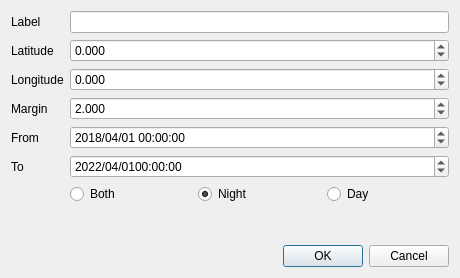
Before: the Qt Designer form areadialog.ui in busoc/crosspath-gui, drawn with Qt 5.
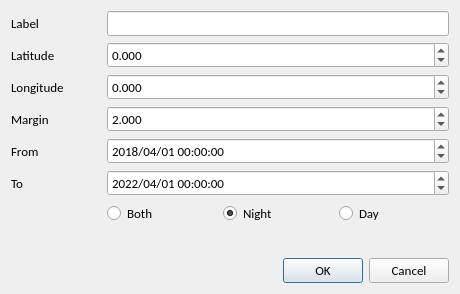
After: the same form once the commit is applied.

Commit message: update UI + set font to app

The edit to the form file:
```diff
--- a/areadialog.ui
+++ b/areadialog.ui
@@ -7,7 +7,7 @@
     <x>0</x>
     <y>0</y>
     <width>460</width>
-    <height>278</height>
+    <height>294</height>
    </rect>
   </property>
   <property name="sizePolicy">
@@ -24,8 +24,8 @@
   </property>
   <property name="font">
    <font>
-    <family>Liberation Sans</family>
-    <pointsize>9</pointsize>
+    <family>Calibri</family>
+    <pointsize>10</pointsize>
    </font>
   </property>
   <property name="windowTitle">
@@ -41,10 +41,16 @@
       <layout class="QFormLayout" name="formLayout">
        <item row="0" column="0">
         <widget class="QLabel" name="label_7">
+         <property name="minimumSize">
+          <size>
+           <width>90</width>
+           <height>0</height>
+          </size>
+         </property>
          <property name="font">
           <font>
-           <family>Liberation Sans</family>
-           <pointsize>9</pointsize>
+           <family>Calibri</family>
+           <pointsize>10</pointsize>
           </font>
          </property>
          <property name="text">
@@ -56,18 +62,24 @@
         <widget class="QLineEdit" name="area">
          <property name="font">
           <font>
-           <family>Liberation Sans</family>
-           <pointsize>9</pointsize>
+           <family>Calibri</family>
+           <pointsize>10</pointsize>
           </font>
          </property>
         </widget>
        </item>
        <item row="1" column="0">
         <widget class="QLabel" name="label_6">
+         <property name="minimumSize">
+          <size>
+           <width>90</width>
+           <height>0</height>
+          </size>
+         </property>
          <property name="font">
           <font>
-           <family>Liberation Sans</family>
-           <pointsize>9</pointsize>
+           <family>Calibri</family>
+           <pointsize>10</pointsize>
           </font>
          </property>
          <property name="text">
@@ -79,8 +91,8 @@
         <widget class="QDoubleSpinBox" name="latitude">
          <property name="font">
           <font>
-           <family>Liberation Sans</family>
-           <pointsize>9</pointsize>
+           <family>Calibri</family>
+           <pointsize>10</pointsize>
           </font>
          </property>
          <property name="decimals">
@@ -99,10 +111,16 @@
        </item>
        <item row="2" column="0">
         <widget class="QLabel" name="label_1">
+         <property name="minimumSize">
+          <size>
+           <width>90</width>
+           <height>0</height>
+          </size>
+         </property>
          <property name="font">
           <font>
-           <family>Liberation Sans</family>
-           <pointsize>9</pointsize>
+           <family>Calibri</family>
+           <pointsize>10</pointsize>
           </font>
          </property>
          <property name="text">
@@ -114,8 +132,8 @@
         <widget class="QDoubleSpinBox" name="longitude">
          <property name="font">
           <font>
-           <family>Liberation Sans</family>
-           <pointsize>9</pointsize>
+           <family>Calibri</family>
+           <pointsize>10</pointsize>
           </font>
          </property>
          <property name="decimals">
@@ -131,10 +149,16 @@
        </item>
        <item row="3" column="0">
         <widget class="QLabel" name="label">
+         <property name="minimumSize">
+          <size>
+           <width>90</width>
+           <height>0</height>
+          </size>
+         </property>
          <property name="font">
           <font>
-           <family>Liberation Sans</family>
-           <pointsize>9</pointsize>
+           <family>Calibri</family>
+           <pointsize>10</pointsize>
           </font>
          </property>
          <property name="text">
@@ -146,8 +170,8 @@
         <widget class="QDoubleSpinBox" name="margin">
          <property name="font">
           <font>
-           <family>Liberation Sans</family>
-           <pointsize>9</pointsize>
+           <family>Calibri</family>
+           <pointsize>10</pointsize>
           </font>
          </property>
          <property name="decimals">
@@ -163,10 +187,16 @@
        </item>
        <item row="4" column="0">
         <widget class="QLabel" name="label_3">
+         <property name="minimumSize">
+          <size>
+           <width>90</width>
+           <height>0</height>
+          </size>
+         </property>
          <property name="font">
           <font>
-           <family>Liberation Sans</family>
-           <pointsize>9</pointsize>
+           <family>Calibri</family>
+           <pointsize>10</pointsize>
           </font>
          </property>
          <property name="text">
@@ -178,8 +208,8 @@
         <widget class="QDateTimeEdit" name="dtstart">
          <property name="font">
           <font>
-           <family>Liberation Sans</family>
-           <pointsize>9</pointsize>
+           <family>Calibri</family>
+           <pointsize>10</pointsize>
           </font>
          </property>
          <property name="dateTime">
@@ -233,10 +263,16 @@
        </item>
        <item row="5" column="0">
         <widget class="QLabel" name="label_4">
+         <property name="minimumSize">
+          <size>
+           <width>90</width>
+           <height>0</height>
+          </size>
+         </property>
          <property name="font">
           <font>
-           <family>Liberation Sans</family>
-           <pointsize>9</pointsize>
+           <family>Calibri</family>
+           <pointsize>10</pointsize>
           </font>
          </property>
          <property name="text">
@@ -248,8 +284,8 @@
         <widget class="QDateTimeEdit" name="dtend">
          <property name="font">
           <font>
-           <family>Liberation Sans</family>
-           <pointsize>9</pointsize>
+           <family>Calibri</family>
+           <pointsize>10</pointsize>
           </font>
          </property>
          <property name="date">
@@ -280,7 +316,7 @@
           </datetime>
          </property>
          <property name="displayFormat">
-          <string>yyyy/MM/ddHH:mm:ss</string>
+          <string>yyyy/MM/dd HH:mm:ss</string>
          </property>
         </widget>
        </item>
@@ -290,8 +326,8 @@
           <widget class="QRadioButton" name="both">
            <property name="font">
             <font>
-             <family>Liberation Sans</family>
-             <pointsize>9</pointsize>
+             <family>Calibri</family>
+             <pointsize>10</pointsize>
             </font>
            </property>
            <property name="text">
@@ -306,8 +342,8 @@
           <widget class="QRadioButton" name="nightOnly">
            <property name="font">
             <font>
-             <family>Liberation Sans</family>
-             <pointsize>9</pointsize>
+             <family>Calibri</family>
+             <pointsize>10</pointsize>
             </font>
            </property>
            <property name="text">
@@ -325,8 +361,8 @@
           <widget class="QRadioButton" name="dayOnly">
            <property name="font">
             <font>
-             <family>Liberation Sans</family>
-             <pointsize>9</pointsize>
+             <family>Calibri</family>
+             <pointsize>10</pointsize>
             </font>
            </property>
            <property name="text">
```
The commit also changes 4 other files.
